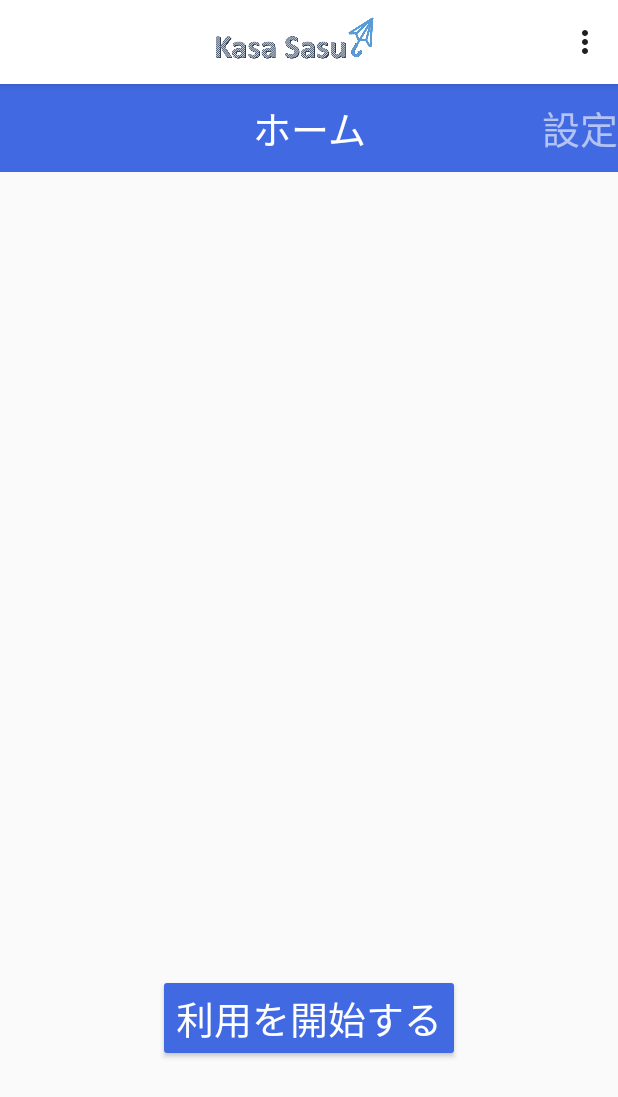
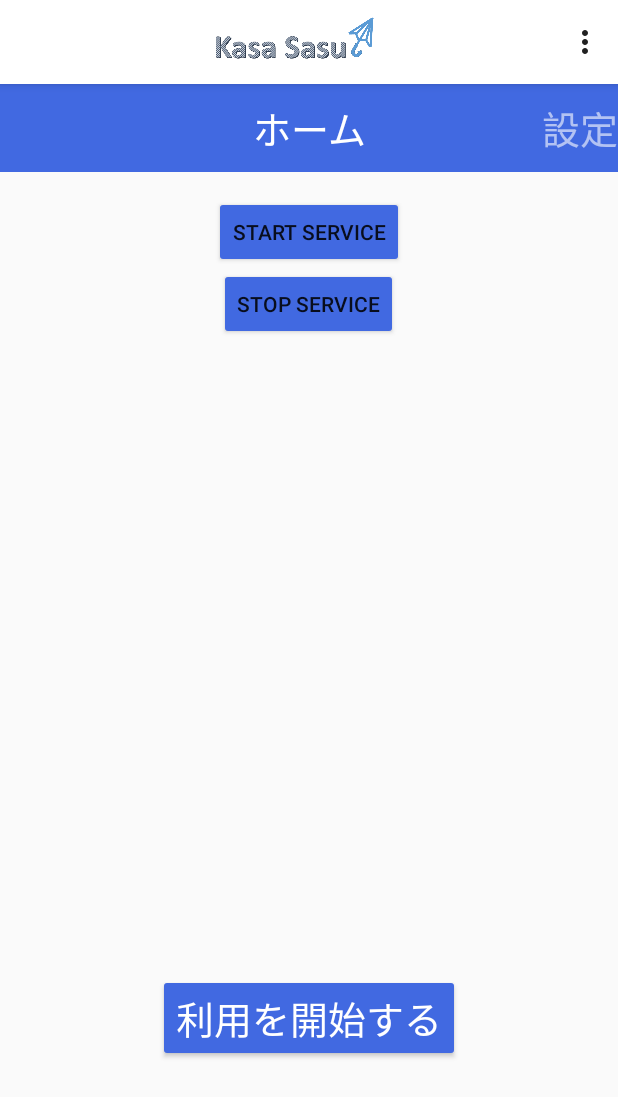
Before and after one commit to enpitut2016/Web_ritai_Android, an Android app: the screen it shows after launch (MainActivity), on a phone screen of 412 x 824 dp. Shown: the top 1097 px of the screen. Run offline under Robolectric (Android 15) with nearby library versions, the phone set to English and light mode, and no system bars.

Commit message:
First Service

```diff
--- a/Kasasasu/app/src/main/java/com/example/kasasasu/FragmentMain.java
+++ b/Kasasasu/app/src/main/java/com/example/kasasasu/FragmentMain.java
@@ -1,6 +1,14 @@
 package com.example.kasasasu;
 
+import android.Manifest;
+import android.annotation.TargetApi;
 import android.app.Activity;
+import android.app.AlertDialog;
+import android.app.NotificationManager;
+import android.content.Context;
+import android.content.DialogInterface;
+import android.content.Intent;
+import android.content.pm.PackageManager;
 import android.content.res.AssetFileDescriptor;
 import android.hardware.Sensor;
 import android.hardware.SensorEvent;
@@ -13,8 +21,10 @@ import android.location.LocationListener;
 import android.location.LocationManager;
 import android.media.AudioManager;
 import android.media.MediaPlayer;
+import android.os.Build;
 import android.os.Bundle;
 import android.support.v4.app.Fragment;
+import android.support.v4.content.PermissionChecker;
 import android.util.Log;
 import android.view.LayoutInflater;
 import android.view.View;
@@ -44,19 +54,42 @@ public class FragmentMain extends Fragment implements LocationListener, View.OnC
 	private MediaPlayer mediaPlayer;
 	private Date lastDate = new Date(0);
 
+	private int MY_PERMISSION_REQUEST_MULTI = 3;
+
 	@Override
 	public View onCreateView(LayoutInflater inflater, ViewGroup container, Bundle savedInstanceState) {
 		activity = getActivity();
 		v = inflater.inflate(R.layout.fragment_main, null);
+
 		button = (Button)v.findViewById(R.id.button);
 		button.setOnClickListener(this);
 
 		latlon = new HashMap<>();
 		DBHelper = new KasasasuSQLiteOpenHelper(activity);
 		settings = DBHelper.get();
+		Log.d("Start","start4");
+
+		if (PermissionChecker.checkSelfPermission(activity, Manifest.permission.ACCESS_FINE_LOCATION)
+				!= PackageManager.PERMISSION_GRANTED){
+			new AlertDialog.Builder(activity)
+					.setTitle("アプリケーション権限について")
+					.setMessage("以下アプリ権限を許可してください" + "\n"
+							+ "・位置情報取得権限")
+					.setPositiveButton(android.R.string.ok, new DialogInterface.OnClickListener() {
+						@TargetApi(Build.VERSION_CODES.M)
+						@Override
+						public void onClick(DialogInterface dialogInterface, int i) {
+							//パーミッション許可取得
+							requestPermissions(new String[] {Manifest.permission.ACCESS_FINE_LOCATION}, MY_PERMISSION_REQUEST_MULTI);
+						}
+					})
+					.create()
+					.show();
+			return v;
+		}
+
 		if (settings.containsKey("textSetting") && settings.get("textSetting").equals("on")) {
 			Geocoder geocoder = new Geocoder(activity, Locale.getDefault());
-
 			try{
 				List<Address> addressList = geocoder.getFromLocationName(settings.get("prefecture") + settings.get("city"), 1);
 				Address address = addressList.get(0);
@@ -72,12 +105,35 @@ public class FragmentMain extends Fragment implements LocationListener, View.OnC
 				e.printStackTrace();
 			}
 		} else {
+
 			mLocationManager = (LocationManager) activity.getSystemService(activity.LOCATION_SERVICE);
 			mLocationManager.requestLocationUpdates(LocationManager.NETWORK_PROVIDER, 0, 0, this);
 		}
 
 		sensorManager = (SensorManager)activity.getSystemService(activity.SENSOR_SERVICE);
 		textView = (TextView) v.findViewById(R.id.tv2);
+
+		Button startButton = (Button) v.findViewById(R.id.start_button);
+		startButton.setOnClickListener(new View.OnClickListener() {
+
+			@Override
+			public void onClick(View v) {
+				activity.startService( new Intent( activity, SensorService.class ) );
+			}
+
+		});
+
+
+		Button stopButton = (Button) v.findViewById(R.id.stop_button);
+		stopButton.setOnClickListener(new View.OnClickListener() {
+			@Override
+			public void onClick(View v) {
+
+				activity.stopService( new Intent( activity, SensorService.class ) );
+				NotificationManager mNotificationManager = (NotificationManager) activity.getSystemService(Context.NOTIFICATION_SERVICE);
+				mNotificationManager.cancel(0);
+			}
+		});
 
 		return v;
 	}
@@ -210,7 +266,7 @@ public class FragmentMain extends Fragment implements LocationListener, View.OnC
 			HttpGetTask task = new HttpGetTask(activity, tv1, latlon);
 			task.execute();
 			Log.d("latlon", latlon.toString());
-			audioPlay();
+			//audioPlay();
 		} else if (settings.containsKey("textSetting") && settings.get("textSetting").equals("on")) {
 			Toast.makeText(activity, "位置設定を正しく入力してください。", Toast.LENGTH_LONG).show();
 		}
--- a/Kasasasu/app/src/main/java/com/example/kasasasu/MainActivity.java
+++ b/Kasasasu/app/src/main/java/com/example/kasasasu/MainActivity.java
@@ -1,28 +1,51 @@
 package com.example.kasasasu;
 
+import android.Manifest;
+import android.annotation.TargetApi;
 import android.app.ActionBar;
+import android.app.AlertDialog;
+import android.app.NotificationManager;
+import android.content.Context;
+import android.content.DialogInterface;
+import android.content.Intent;
+import android.content.pm.PackageManager;
+import android.media.AudioManager;
+import android.os.Build;
 import android.os.Bundle;
+import android.support.v4.content.PermissionChecker;
 import android.support.v4.view.ViewPager;
+import android.util.Log;
 import android.view.Menu;
 import android.view.MenuItem;
 import android.support.v4.app.FragmentActivity;
+import android.view.View;
+import android.widget.Button;
 
 
 public class MainActivity extends FragmentActivity {
+
 	private ViewPager viewPager;
 
 	@Override
 	protected void onCreate(Bundle savedInstanceState) {
 		super.onCreate(savedInstanceState);
 		setContentView(R.layout.activity_main);
+
+
 		ActionBar actionBar = getActionBar();
 		actionBar.setLogo(R.drawable.logo);
 		actionBar.setDisplayShowHomeEnabled(true);
 		actionBar.setDisplayUseLogoEnabled(true);
 
+		//MediaPlayerの音量調整を端末でできるようにする
+		setVolumeControlStream(AudioManager.STREAM_MUSIC);
+
 		viewPager = (ViewPager) findViewById(R.id.pager);
 		viewPager.setAdapter( new KasasasuFragmentStatePagerAdapter( getSupportFragmentManager()));
+
+
 	}
+
 
 	@Override
 	public boolean onCreateOptionsMenu(Menu menu) {
@@ -45,4 +68,5 @@ public class MainActivity extends FragmentActivity {
 
 		return super.onOptionsItemSelected(item);
 	}
+
 }
--- a/Kasasasu/app/src/main/res/layout/fragment_main.xml
+++ b/Kasasasu/app/src/main/res/layout/fragment_main.xml
@@ -40,4 +40,20 @@
         android:layout_centerHorizontal="true"
         android:layout_marginBottom="100dp" />
 
+    <Button
+        android:layout_width="wrap_content"
+        android:layout_height="wrap_content"
+        android:text="start service"
+        android:id="@+id/start_button"
+        android:layout_alignParentTop="true"
+        android:layout_centerHorizontal="true" />
+
+    <Button
+        android:layout_width="wrap_content"
+        android:layout_height="wrap_content"
+        android:text="stop service"
+        android:id="@+id/stop_button"
+        android:layout_below="@+id/start_button"
+        android:layout_centerHorizontal="true" />
+
 </RelativeLayout>
--- a/Kasasasu/build.gradle
+++ b/Kasasasu/build.gradle
@@ -5,7 +5,7 @@ buildscript {
         jcenter()
     }
     dependencies {
-        classpath 'com.android.tools.build:gradle:1.1.0'
+        classpath 'com.android.tools.build:gradle:2.1.2'
 
         // NOTE: Do not place your application dependencies here; they belong
         // in the individual module build.gradle files
```
Also changed, not shown: Kasasasu/app/src/main/AndroidManifest.xml (+7 -0 lines), Kasasasu/app/src/main/java/com/example/kasasasu/PostNotification.java (added, +39 -0 lines), Kasasasu/app/src/main/java/com/example/kasasasu/Reciver.java (added, +19 -0 lines), Kasasasu/app/src/main/java/com/example/kasasasu/SensorService.java (added, +171 -0 lines), Kasasasu/gradle/wrapper/gradle-wrapper.properties, 2 other files.
